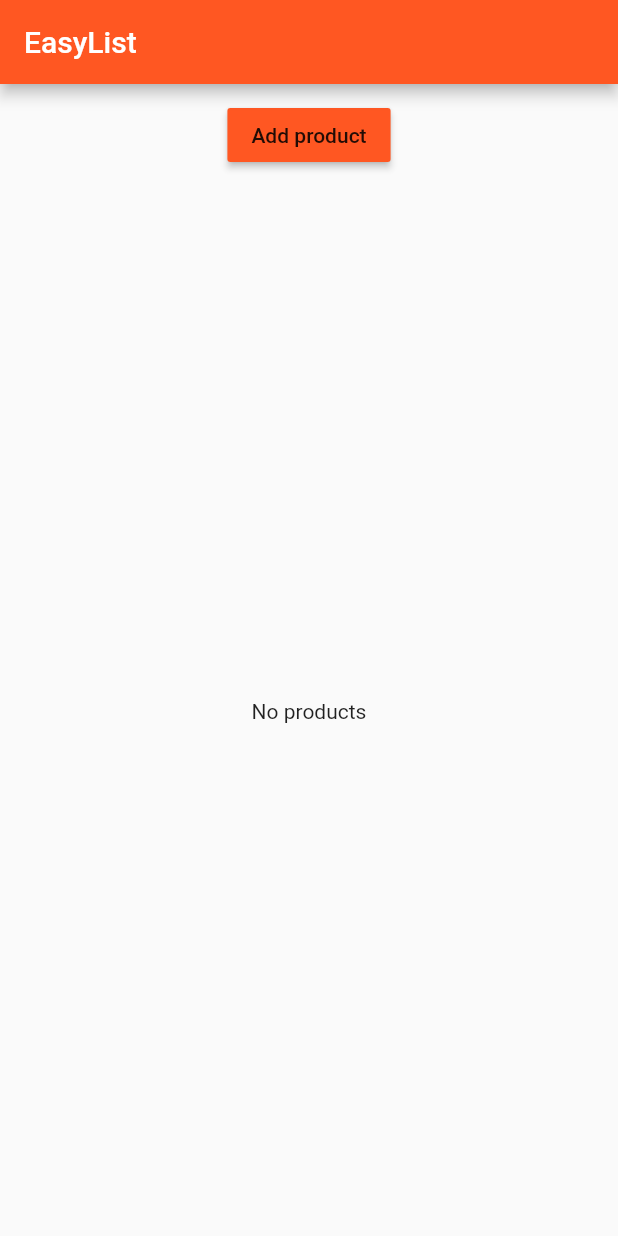
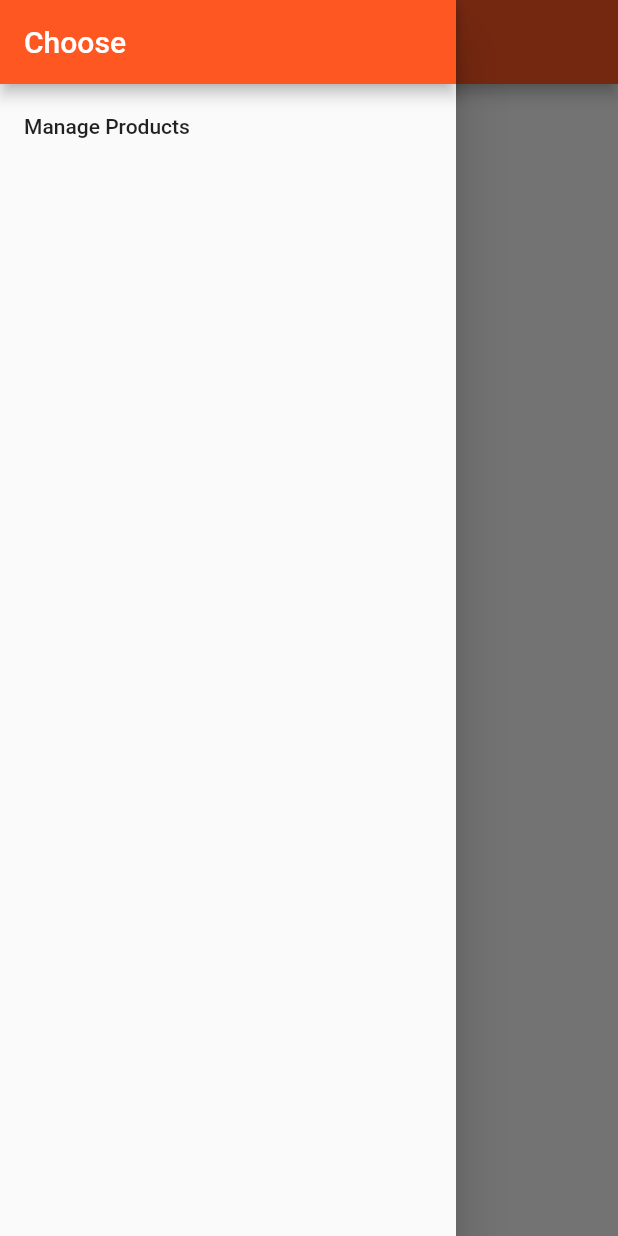
Before and after one commit to arteki65/flutter_learning, a Flutter app: the ProductsPage screen opened directly, with the side drawer open (before the commit the screen has no drawer), on a phone screen of 412 x 824 dp. Run offline on Flutter 3.47's test engine with Material 2 defaults, Android fonts, the phone set to English and light mode, and no system bars.

Commit message:
after lecture 73

```diff
--- a/lib/pages/auth.dart
+++ b/lib/pages/auth.dart
@@ -13,7 +13,11 @@ class AuthPage extends StatelessWidget {
         child: RaisedButton(
           child: Text('LOGIN'),
           onPressed: () {
-            Navigator.pushReplacement(context, MaterialPageRoute(builder: (BuildContext context) => ProductsPage()))
+            Navigator.pushReplacement(
+                context,
+                MaterialPageRoute(
+                  builder: (BuildContext context) => ProductsPage(),
+                ));
           },
         ),
       ),
--- a/lib/pages/products.dart
+++ b/lib/pages/products.dart
@@ -5,6 +5,20 @@ class ProductsPage extends StatelessWidget {
   @override
   Widget build(BuildContext context) {
     return Scaffold(
+      drawer: Drawer(
+        child: Column(
+          children: <Widget>[
+            AppBar(
+              automaticallyImplyLeading: false,
+              title: Text('Choose'),
+            ),
+            ListTile(
+              title: Text('Manage Products'),
+              onTap: () {},
+            ),
+          ],
+        ),
+      ),
       appBar: AppBar(
         title: Text('EasyList'),
       ),
```
